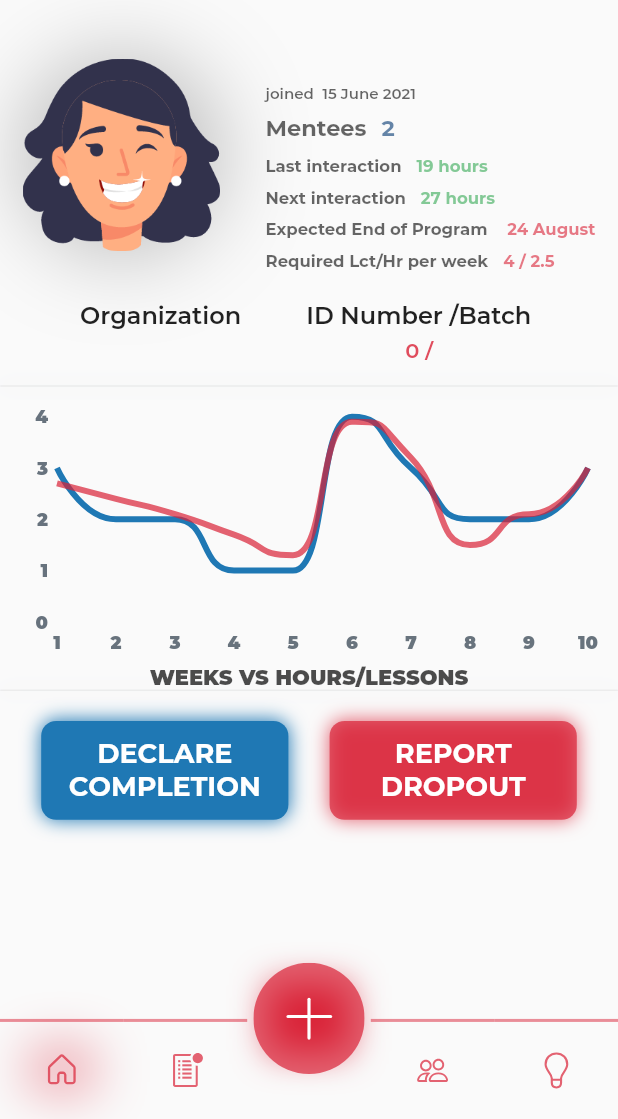
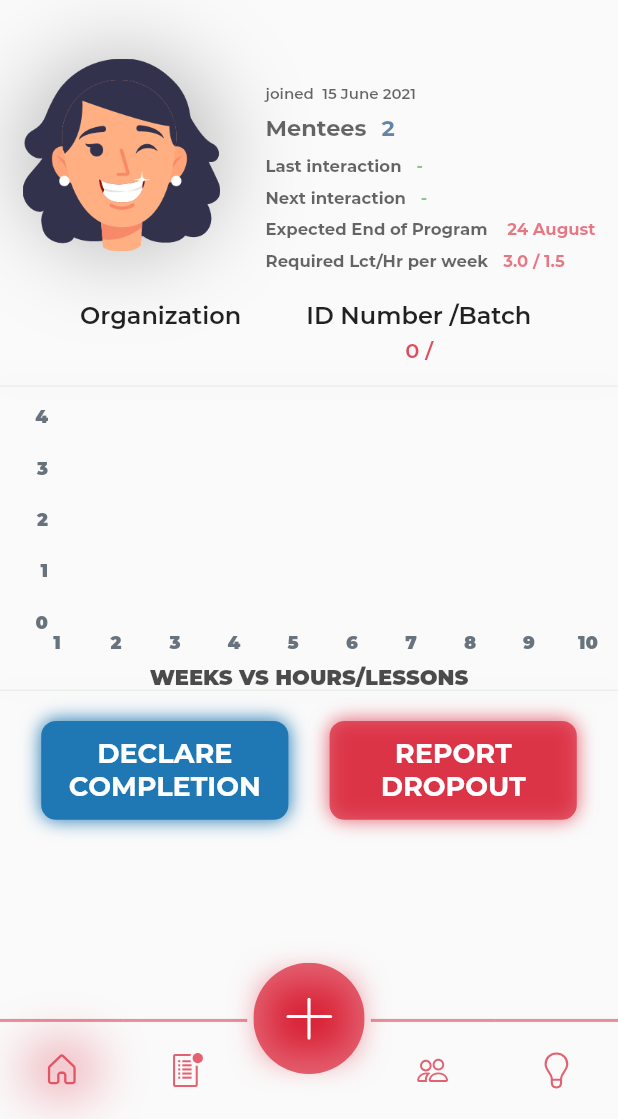
Before and after one commit to utkarsh-o/TSEP, a Flutter app: the MentorProfile screen opened directly, on a phone screen of 412 x 824 dp, the part 117-1236 px from its top. Run offline on Flutter 3.47's test engine with Material 2 defaults, Android fonts, the phone set to English and light mode, and no system bars; drawn by our look-alikes of fl_chart; our stand-ins replace cloud_firestore, firebase_auth, firebase_core, flutter_spinkit, flutter_svg; missing offline and left inert: dart:ffi; accounts and stored records are empty; project files that could hold a hidden picture were left out.

Commit message:
Mentor Stream Data implementation for secondary information. mentor-profile.dart: implementes Stream data for mentor chart, and logic for other mentor information. schedule.dart: implemented methods for calculating mentor-profile information. schedule-page.dart: fixed slightly shifted first day of the week bug.

```diff
--- a/lib/local-data/schedule.dart
+++ b/lib/local-data/schedule.dart
@@ -1,3 +1,8 @@
+import 'dart:ffi';
+import 'dart:math';
+import 'package:fl_chart/fl_chart.dart';
+import 'package:tsep/screens/mentor-profile.dart';
+
 class Schedule {
   String mentee, lesson;
   DateTime timing;
@@ -50,6 +55,105 @@ Duration getttlctr(List<Schedule> schedule) {
   return ttlctr;
 }
 
+String getLastInteraction() {
+  Duration result = Duration(days: 1000);
+  for (var s in scheduleList) {
+    if (s.timing.isBefore(DateTime.now())) {
+      Duration dur = s.timing.difference(DateTime.now()).abs();
+      if (dur < result) result = dur;
+    }
+  }
+  if (result == Duration(days: 1000) || result > Duration(days: 70)) {
+    return "-";
+  } else {
+    if (result.inHours > 24) {
+      return "${(result.inHours / 24).floor()} days, ${result.inHours % 24} hours";
+    } else
+      return "${result.inHours} hours";
+  }
+}
+
+String getNextInteraction() {
+  Duration result = Duration(days: 1000);
+  for (var s in scheduleList) {
+    if (s.timing.isAfter(DateTime.now())) {
+      Duration dur = s.timing.difference(DateTime.now()).abs();
+      if (dur < result) result = dur;
+    }
+  }
+  if (result == Duration(days: 1000)) {
+    return "-";
+  } else {
+    if (result.inHours > 24) {
+      return "${(result.inHours / 24).floor()} days : ${result.inHours % 24} hours";
+    } else
+      return "${result.inHours} hours";
+  }
+}
+
+double roundDouble(double value, int places) {
+  num mod = pow(10, places);
+  return ((value * mod).round().toDouble() / mod);
+}
+
+List<double> getLecHrRate(DateTime joiningDate) {
+  int lectaken = 0;
+  Duration hrtaken = Duration(seconds: 0);
+  int weekleft =
+      10 - ((DateTime.now().difference(joiningDate).inDays) / 7).floor();
+  for (var s in scheduleList) {
+    if (s.timing.isBefore(DateTime.now())) {
+      lectaken++;
+      hrtaken += Duration(minutes: s.duration);
+    }
+  }
+  double lecrate = roundDouble((30 - lectaken) / weekleft, 1);
+  double hrrate = roundDouble((15 - hrtaken.inHours) / weekleft, 1);
+  return [lecrate, hrrate];
+}
+
+List<FlSpot> getlessonChartData(DateTime JoiningDate) {
+  //TODO:initialize middle weeks without values to 0;
+  List<FlSpot> result = [];
+  Map<int, int> map = {};
+  for (var s in scheduleList) {
+    if (s.timing.isBefore(DateTime.now())) {
+      int week = (s.timing.difference(JoiningDate).inDays / 7).floor() + 1;
+      if (map.containsKey(week)) {
+        map.update(week, (val) => val + 1);
+      } else
+        map[week] = 1;
+    }
+  }
+  for (int i = 1; i <= 10; i++) {
+    if (map.containsKey(i))
+      result.add(FlSpot(i.toDouble(), map[i]!.toDouble()));
+  }
+  print(result);
+  return result;
+}
+
+List<FlSpot> gethourChartData(DateTime JoiningDate) {
+  //TODO:initialize middle weeks without values to 0;
+  List<FlSpot> result = [];
+  Map<int, double> map = {};
+  for (var s in scheduleList) {
+    if (s.timing.isBefore(DateTime.now())) {
+      int week = (s.timing.difference(JoiningDate).inDays / 7).floor() + 1;
+      if (map.containsKey(week)) {
+        map.update(week, (val) => val + s.duration / 60);
+      } else
+        map[week] = s.duration / 60;
+    }
+  }
+  for (int i = 1; i <= 10; i++) {
+    if (map.containsKey(i))
+      result.add(FlSpot(i.toDouble(), map[i]!.toDouble()));
+  }
+  print(result);
+  return result;
+}
+
 bool iseventful(List<Schedule> schedule, DateTime today) {
   for (var s in schedule)
     if (s.timing.day == today.day &&
--- a/lib/screens/mentor-profile.dart
+++ b/lib/screens/mentor-profile.dart
@@ -1,11 +1,12 @@
 import 'dart:ui';
-
+import 'dart:core';
 import 'package:flutter/cupertino.dart';
 import 'package:flutter/material.dart';
 import 'package:flutter_svg/flutter_svg.dart';
 import 'package:intl/intl.dart';
 import 'package:tsep/components/CustomNavigationBar.dart';
 import 'package:tsep/local-data/line_titles.dart';
+import 'package:tsep/local-data/schedule.dart';
 import 'package:tsep/screens/login-page.dart';
 import 'package:fl_chart/fl_chart.dart';
 import 'package:firebase_auth/firebase_auth.dart';
@@ -24,7 +25,10 @@ String FirstName = '',
     BatchName = '',
     Organization = '',
     uid = '',
-    Gender = '';
+    Gender = '',
+    lastInteraction = '',
+    nextInteraction = '';
+double lecrate = 0, hrrate = 0;
 int IDNumber = 0;
 DateTime JoiningDate = DateTime.now();
 
@@ -37,6 +41,7 @@ class _MentorProfileState extends State<MentorProfile> {
   void initState() {
     super.initState();
     getCurrentUser();
+    getScheduleDataStream();
   }
 
   void editbtncbk() {
@@ -94,9 +99,23 @@ class _MentorProfileState extends State<MentorProfile> {
         JoiningDate = snapshot.get('JoiningDate').toDate();
         Gender = snapshot.get('Gender');
       });
-      // FirstName = snapshot.docs['FirstName'].toString();
-      // LastName = snapshot.docs.
     }
+  }
+
+  getScheduleDataStream() async {
+    await for (var snapshot
+        in firestore.collection('MentorData/${uid}/Schedule').snapshots()) {
+      setState(() {
+        lastInteraction = getLastInteraction();
+        nextInteraction = getNextInteraction();
+        lecrate = getLecHrRate(JoiningDate).first;
+        hrrate = getLecHrRate(JoiningDate).last;
+      });
+    }
+  }
+
+  testfnc() {
+    getlessonChartData(JoiningDate);
   }
 
   @override
@@ -120,7 +139,7 @@ class _MentorProfileState extends State<MentorProfile> {
             ),
             BreakLine(),
             DecComRepDropContainer(
-              DropoutCbk: getDataStream,
+              DropoutCbk: testfnc,
             )
           ],
         ),
@@ -129,20 +148,6 @@ class _MentorProfileState extends State<MentorProfile> {
     );
   }
 }
-
-// class ActivityPlot extends StatelessWidget {
-//   @override
-//   Widget build(BuildContext context) {
-//     Size size = MediaQuery.of(context).size;
-//     return Container(
-//       margin: EdgeInsets.symmetric(vertical: 15),
-//       child: SvgPicture.asset(
-//         'assets/vectors/mentor-graph.svg',
-//         width: size.width * 0.95,
-//       ),
-//     );
-//   }
-// }
 
 class ActivityPlot extends StatelessWidget {
   final List<Color> gradientColors = [
@@ -156,18 +161,7 @@ class ActivityPlot extends StatelessWidget {
   ];
   List<LineChartBarData> linechartbardata() {
     final lessons = LineChartBarData(
-      spots: [
-        FlSpot(1, 3),
-        FlSpot(2, 2),
-        FlSpot(3, 2),
-        FlSpot(4, 1),
-        FlSpot(5, 1),
-        FlSpot(6, 4),
-        FlSpot(7, 3),
-        FlSpot(8, 2),
-        FlSpot(9, 2),
-        FlSpot(10, 3),
-      ],
+      spots: getlessonChartData(JoiningDate),
       curveSmoothness: 0.6,
       isCurved: true,
       colors: gradientColors,
@@ -183,18 +177,7 @@ class ActivityPlot extends StatelessWidget {
     );
     final hours = LineChartBarData(
         show: true,
-        spots: [
-          FlSpot(1, 2.7),
-          FlSpot(2, 2.4),
-          FlSpot(3, 2.1),
-          FlSpot(4, 1.7),
-          FlSpot(5, 1.3),
-          FlSpot(6, 3.9),
-          FlSpot(7, 3.2),
-          FlSpot(8, 1.5),
-          FlSpot(9, 2.1),
-          FlSpot(10, 3),
-        ],
+        spots: gethourChartData(JoiningDate),
         isCurved: true,
         colors: gradientColors2,
         curveSmoothness: 0.6,
@@ -357,7 +340,7 @@ class MentorProfileBanner extends StatelessWidget {
                     ),
                     SizedBox(width: 10),
                     Text(
-                      "19 hours",
+                      lastInteraction,
                       style: TextStyle(
                           color: Color(0xff34A853).withOpacity(0.6),
                           fontSize: 11,
@@ -379,7 +362,7 @@ class MentorProfileBanner extends StatelessWidget {
                     ),
                     SizedBox(width: 10),
                     Text(
-                      "27 hours",
+                      nextInteraction,
                       style: TextStyle(
                           color: Color(0xff34A853).withOpacity(0.6),
                           fontSize: 11,
@@ -423,7 +406,7 @@ class MentorProfileBanner extends StatelessWidget {
                     ),
                     SizedBox(width: 10),
                     Text(
-                      "4 / 2.5",
+                      "${lecrate} / ${hrrate}",
                       style: TextStyle(
                           color: Color(0xffD92136).withOpacity(0.6),
                           fontSize: 11,
--- a/lib/screens/schedule-page.dart
+++ b/lib/screens/schedule-page.dart
@@ -118,17 +118,6 @@ class _SchedulePageState extends State<SchedulePage> {
                 child: Column(
                   children: [
                     TitleBar(),
-                    // StreamBuilder<QuerySnapshot>(
-                    //     stream: firestore
-                    //         .collection('MentorData/${uid}/Schedule')
-                    //         .snapshots(),
-                    //     builder: (context, snapshot) {
-                    //       return getDayCards();
-                    //     }),
-                    // getDayCards(),
-                    // BreakLine(size: size),
-                    // TotContriLesTauWrapper(s: scheduleList),
-                    // BreakLine(size: size),
                     StreamBuilder<QuerySnapshot>(
                       stream: firestore
                           .collection('MentorData/${uid}/Schedule')
@@ -137,11 +126,14 @@ class _SchedulePageState extends State<SchedulePage> {
                         DateTime today = DateTime.now();
                         DateTime _firstDayOfTheweek =
                             today.subtract(new Duration(days: today.weekday));
-                        DateTime startDate =
-                            _firstDayOfTheweek.add(Duration(days: 1));
+                        DateTime startDate = _firstDayOfTheweek
+                            .add(Duration(days: 1))
+                            .subtract(Duration(
+                                hours: TimeOfDay.now().hour,
+                                minutes: TimeOfDay.now().minute));
                         DateTime endDate =
                             _firstDayOfTheweek.add(Duration(days: 7));
-                        List<Widget> ScheduleList = [];
+              ◘          List<Widget> ScheduleCardList = [];
                         if (snapshot.hasData) {
                           scheduleList.clear();
                           final schedules = snapshot.data!.docs;
@@ -157,13 +149,12 @@ class _SchedulePageState extends State<SchedulePage> {
                             scheduleList.add(s);
                             if (lectureTime.isAfter(startDate) &&
                                 lectureTime.isBefore(endDate)) {
-                              ScheduleList.add(
+                              ScheduleCardList.add(
                                 new ScheduleCard(s: s),
                               );
                             }
                           }
                         }
-                        print('builder called');
                         return Column(
                           children: [
                             getDayCards(),
@@ -171,7 +162,7 @@ class _SchedulePageState extends State<SchedulePage> {
                             TotContriLesTauWrapper(s: scheduleList),
                             BreakLine(size: size),
                             Column(
-                              children: ScheduleList,
+                              children: ScheduleCardList,
                             ),
                           ],
                         );
```
